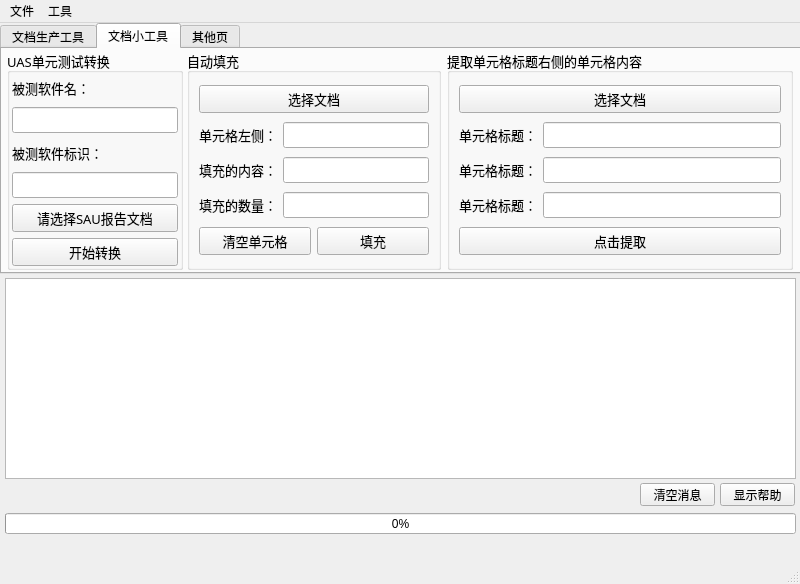
First picture: the form in GUI.ui, repository ks3356143/newToolforTest, before the edit.
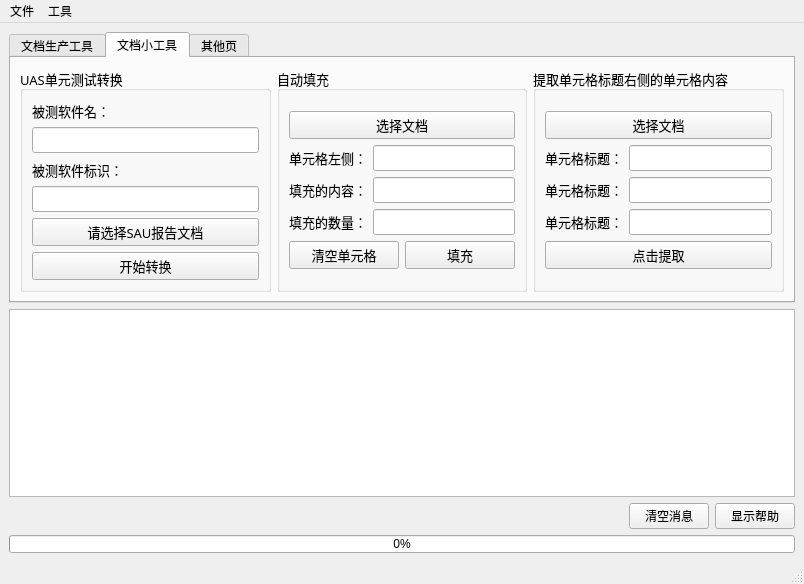
Second picture: the form after the edit. The open tabs and pages were chosen to show the change.

Commit message: 调整UI文件

Patch:
```diff
--- a/GUI.ui
+++ b/GUI.ui
@@ -6,7 +6,7 @@
    <rect>
     <x>0</x>
     <y>0</y>
-    <width>800</width>
+    <width>804</width>
     <height>584</height>
    </rect>
   </property>
@@ -14,15 +14,11 @@
    <string>MainWindow</string>
   </property>
   <widget class="QWidget" name="centralwidget">
+   <layout class="QVBoxLayout" name="verticalLayout_8">
+    <item>
+     <layout class="QVBoxLayout" name="verticalLayout_7">
+      <item>
    <widget class="QTabWidget" name="tabWidget">
-    <property name="geometry">
-     <rect>
-      <x>0</x>
-      <y>0</y>
-      <width>801</width>
-      <height>251</height>
-     </rect>
-    </property>
     <property name="currentIndex">
      <number>0</number>
     </property>
@@ -264,15 +260,11 @@
      <attribute name="title">
       <string>文档小工具</string>
      </attribute>
+         <layout class="QVBoxLayout" name="verticalLayout_12">
+          <item>
+           <layout class="QHBoxLayout" name="horizontalLayout_13">
+            <item>
      <widget class="QGroupBox" name="groupBox_3">
-      <property name="geometry">
-       <rect>
-        <x>5</x>
-        <y>0</y>
-        <width>176</width>
-        <height>221</height>
-       </rect>
-      </property>
       <property name="font">
        <font>
         <family>Mongolian Baiti</family>
@@ -288,15 +280,8 @@
       <property name="flat">
        <bool>false</bool>
       </property>
-      <widget class="QWidget" name="layoutWidget">
-       <property name="geometry">
-        <rect>
-         <x>5</x>
-         <y>25</y>
-         <width>166</width>
-         <height>192</height>
-        </rect>
-       </property>
+              <layout class="QVBoxLayout" name="verticalLayout_9">
+               <item>
        <layout class="QVBoxLayout" name="verticalLayout_3">
         <item>
          <widget class="QLabel" name="label_2">
@@ -333,17 +318,12 @@
          </widget>
         </item>
        </layout>
-      </widget>
-     </widget>
+               </item>
+              </layout>
+             </widget>
+            </item>
+            <item>
      <widget class="QGroupBox" name="groupBox_5">
-      <property name="geometry">
-       <rect>
-        <x>185</x>
-        <y>0</y>
-        <width>254</width>
-        <height>221</height>
-       </rect>
-      </property>
       <property name="font">
        <font>
         <family>Mongolian Baiti</family>
@@ -359,6 +339,8 @@
       <property name="flat">
        <bool>false</bool>
       </property>
+              <layout class="QVBoxLayout" name="verticalLayout_10">
+               <item>
       <layout class="QVBoxLayout" name="verticalLayout_5">
        <item>
         <widget class="QPushButton" name="pushButton_16">
@@ -428,16 +410,12 @@
         </layout>
        </item>
       </layout>
-     </widget>
+               </item>
+              </layout>
+             </widget>
+            </item>
+            <item>
      <widget class="QGroupBox" name="groupBox_6">
-      <property name="geometry">
-       <rect>
-        <x>445</x>
-        <y>0</y>
-        <width>346</width>
-        <height>221</height>
-       </rect>
-      </property>
       <property name="font">
        <font>
         <family>Mongolian Baiti</family>
@@ -453,6 +431,8 @@
       <property name="flat">
        <bool>false</bool>
       </property>
+              <layout class="QVBoxLayout" name="verticalLayout_11">
+               <item>
       <layout class="QVBoxLayout" name="verticalLayout_6">
        <item>
         <widget class="QPushButton" name="pushButton_17">
@@ -504,8 +484,6 @@
         </layout>
        </item>
        <item>
-        <layout class="QHBoxLayout" name="horizontalLayout_13">
-         <item>
           <widget class="QPushButton" name="pushButton_19">
            <property name="text">
             <string>点击提取</string>
@@ -516,6 +494,10 @@
        </item>
       </layout>
      </widget>
+            </item>
+           </layout>
+          </item>
+         </layout>
     </widget>
     <widget class="QWidget" name="tab_3">
      <attribute name="title">
@@ -523,25 +505,43 @@
      </attribute>
     </widget>
    </widget>
-   <widget class="QTextBrowser" name="textBrowser">
-    <property name="geometry">
-     <rect>
-      <x>5</x>
-      <y>255</y>
-      <width>791</width>
-      <height>201</height>
-     </rect>
-    </property>
-   </widget>
+      </item>
+      <item>
+       <widget class="QTextBrowser" name="textBrowser"/>
+      </item>
+      <item>
+       <layout class="QHBoxLayout" name="horizontalLayout_14">
+        <item>
+         <spacer name="horizontalSpacer">
+          <property name="orientation">
+           <enum>Qt::Horizontal</enum>
+          </property>
+          <property name="sizeHint" stdset="0">
+           <size>
+            <width>618</width>
+            <height>20</height>
+           </size>
+          </property>
+         </spacer>
+        </item>
+        <item>
+         <widget class="QPushButton" name="pushButton_9">
+          <property name="text">
+           <string>清空消息</string>
+          </property>
+         </widget>
+        </item>
+        <item>
+         <widget class="QPushButton" name="pushButton_10">
+          <property name="text">
+           <string>显示帮助</string>
+          </property>
+         </widget>
+        </item>
+       </layout>
+      </item>
+      <item>
    <widget class="QProgressBar" name="progressBar">
-    <property name="geometry">
-     <rect>
-      <x>5</x>
-      <y>490</y>
-      <width>791</width>
-      <height>21</height>
-     </rect>
-    </property>
     <property name="sizePolicy">
      <sizepolicy hsizetype="Preferred" vsizetype="Preferred">
       <horstretch>0</horstretch>
@@ -552,40 +552,18 @@
      <number>0</number>
     </property>
    </widget>
-   <widget class="QPushButton" name="pushButton_9">
-    <property name="geometry">
-     <rect>
-      <x>640</x>
-      <y>460</y>
-      <width>75</width>
-      <height>23</height>
-     </rect>
-    </property>
-    <property name="text">
-     <string>清空消息</string>
-    </property>
-   </widget>
-   <widget class="QPushButton" name="pushButton_10">
-    <property name="geometry">
-     <rect>
-      <x>720</x>
-      <y>460</y>
-      <width>75</width>
-      <height>23</height>
-     </rect>
-    </property>
-    <property name="text">
-     <string>显示帮助</string>
-    </property>
-   </widget>
+      </item>
+     </layout>
+    </item>
+   </layout>
   </widget>
   <widget class="QMenuBar" name="menubar">
    <property name="geometry">
     <rect>
      <x>0</x>
      <y>0</y>
-     <width>800</width>
-     <height>22</height>
+     <width>804</width>
+     <height>23</height>
     </rect>
    </property>
    <widget class="QMenu" name="menu">
```
Left out of the diff: 38 changed lines with no effect on the pictures. Lines whose indentation alone changed are shown as unchanged.
